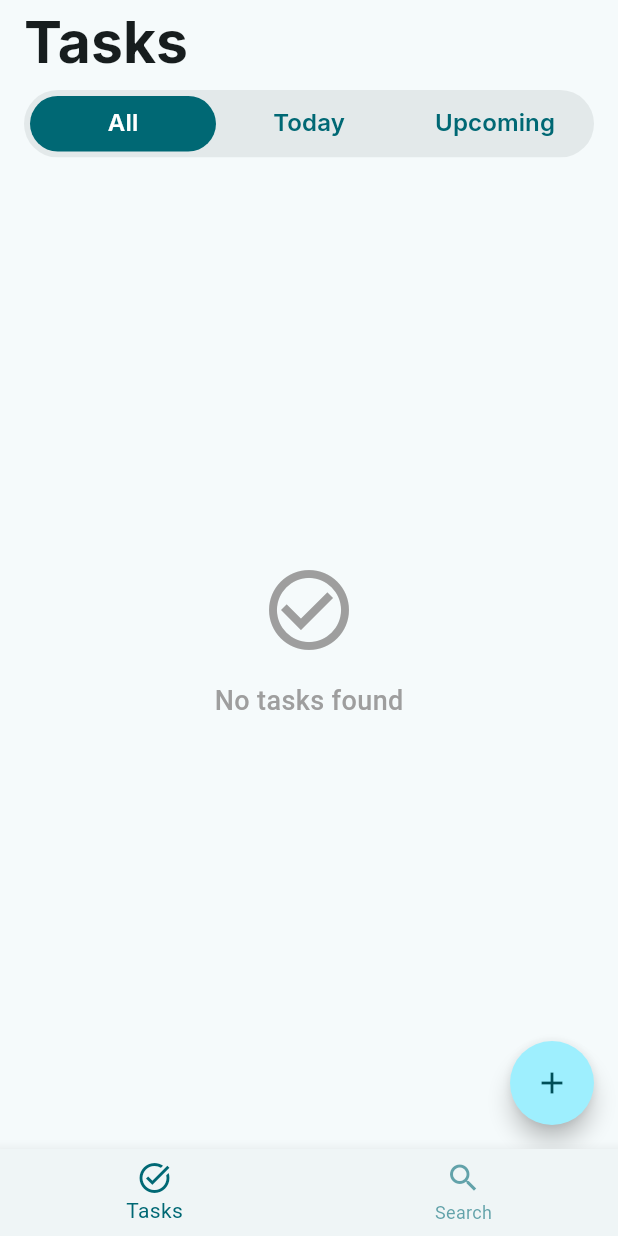
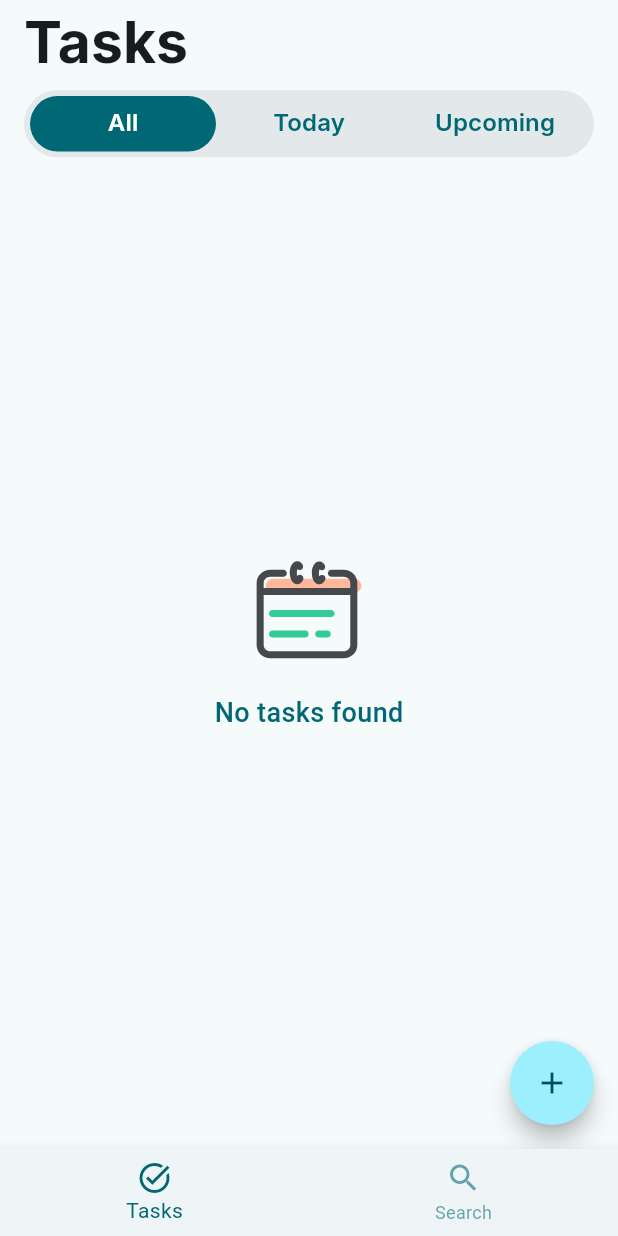
Before and after one commit to minhkhang1505/flutter_exercise1_todolist, a Flutter app: the screen it shows after launch, on a phone screen of 412 x 824 dp. Run offline on Flutter 3.47's test engine with Material 3 defaults, Android fonts, the phone set to English and light mode, and no system bars; our stand-ins replace flutter_local_notifications, flutter_svg, google_fonts, permission_handler, sqflite, timezone; accounts and stored records are empty.

Commit message:
feat: Refactor TasksViewModel and TaskListView; improve empty state handling and add SVG icon support

```diff
--- a/lib/presentation/viewmodels/tasks_viewmodel.dart
+++ b/lib/presentation/viewmodels/tasks_viewmodel.dart
@@ -3,10 +3,7 @@ import 'package:flutter_exercise1_todolist/core/utils/task_filters.dart';
 import 'package:flutter_exercise1_todolist/data/repositories/repository_implement.dart';
 import 'package:flutter_exercise1_todolist/domain/entities/task.dart';
 
-/// Controller class to handle tasks business logic and data management
-/// Separates business logic from UI for better maintainability
 class TasksViewModel extends ChangeNotifier {
-
   //final TaskLocalDataSource _dataSource = TaskLocalDataSource();
   final TaskRepositoryImpl _dataSource = TaskRepositoryImpl();
 
--- a/lib/presentation/widgets/tasks/task_list_view.dart
+++ b/lib/presentation/widgets/tasks/task_list_view.dart
@@ -1,6 +1,7 @@
 import 'package:flutter/material.dart';
 import 'package:flutter_exercise1_todolist/domain/entities/task.dart';
 import 'package:flutter_exercise1_todolist/presentation/widgets/tasks/task_item.dart';
+import 'package:flutter_svg/svg.dart';
 
 /// Reusable list view widget for displaying tasks
 class TaskListView extends StatelessWidget {
@@ -20,7 +21,7 @@ class TaskListView extends StatelessWidget {
   @override
   Widget build(BuildContext context) {
     if (tasks.isEmpty) {
-      return _buildEmptyState();
+      return _buildEmptyState(context);
     }
 
     return ListView.builder(
@@ -38,18 +39,22 @@ class TaskListView extends StatelessWidget {
     );
   }
 
-  Widget _buildEmptyState() {
-    return const Center(
+  Widget _buildEmptyState(BuildContext context) {
+    return Center(
       child: Column(
         mainAxisAlignment: MainAxisAlignment.center,
         children: [
-          Icon(Icons.check_circle_outline, size: 64, color: Colors.grey),
+          SvgPicture.asset(
+            'assets/icons/ic_calendar.svg',
+            width: 80,
+            height: 80,
+          ),
           SizedBox(height: 16),
           Text(
             'No tasks found',
             style: TextStyle(
               fontSize: 18,
-              color: Colors.grey,
+              color: Theme.of(context).colorScheme.primary,
               fontWeight: FontWeight.w500,
             ),
           ),
```
Also changed, not shown: pubspec.yaml (+3 -4 lines), assets/icons/ic_calendar.svg (added).
